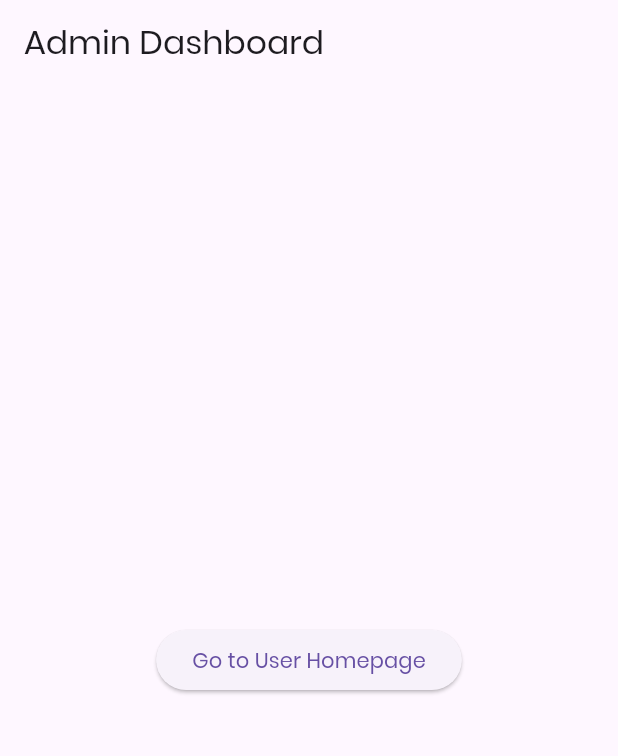
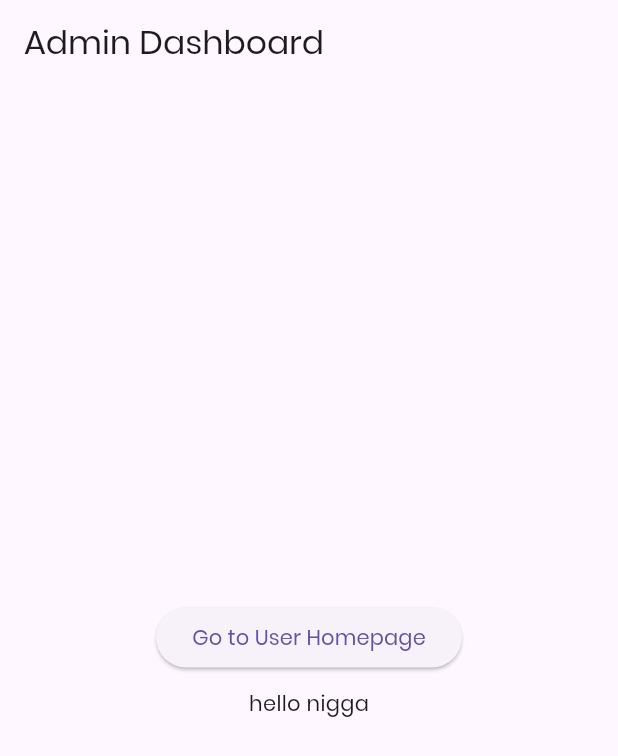
Before and after one commit to vannnedln/LIBX, a Flutter app: the AdminDashboard screen opened directly, on a phone screen of 412 x 824 dp. Shown: the top 756 px of the screen. Run offline on Flutter 3.47's test engine with Material 3 defaults, Android fonts, the phone set to English and light mode, and no system bars; our stand-ins replace curved_navigation_bar, email_validator, image_picker, lottie, quickalert, skeletonizer and 1 more; accounts and stored records are empty.

Commit message:
Updated admin_dashboard

```diff
--- a/lib/pages/auth/admin/admin_dashboard.dart
+++ b/lib/pages/auth/admin/admin_dashboard.dart
@@ -28,6 +28,8 @@ class AdminDashboard extends StatelessWidget {
               },
               child: const Text('Go to User Homepage'),
             ),
+            SizedBox(height: 10),
+            Text('hello nigga'),
           ],
         ),
       ),
```
